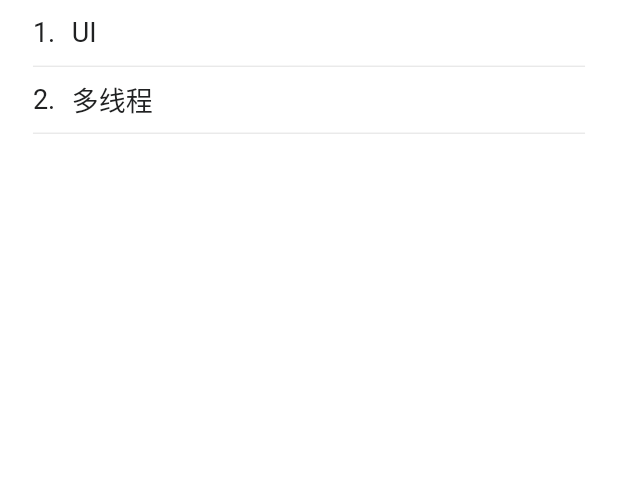
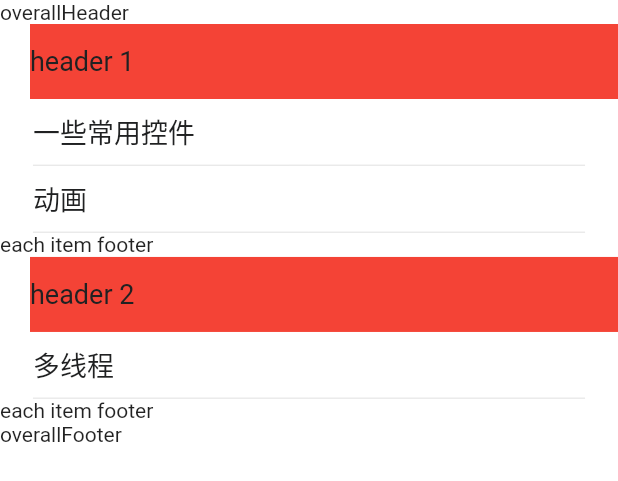
Before and after one commit to cocoonbud/TravelTrail, a Flutter app: the FlutterShowcase widget shown alone on an empty page, opened directly, on a phone screen of 412 x 824 dp. Shown: the top 481 px of the screen. Run offline on Flutter 3.47's test engine with Material 2 defaults, Android fonts, the phone set to English and light mode, and no system bars; drawn by our look-alikes of pull_to_refresh; our stand-ins replace cached_network_image, cookie_jar, dio, dio_cookie_manager, flutter_easyloading, flutter_markdown and 6 more; missing offline and left inert: markdown; accounts and stored records are empty; network calls fail.

Commit message:
add group_list

```diff
--- a/lib/common/entities/showcase.dart
+++ b/lib/common/entities/showcase.dart
@@ -1,19 +1,40 @@
 enum ShowcaseContentType {
   flutterUI,
+  flutterAnimation,
   flutterMultithreading,
 }
 
-class ShowcaseResponseEntity {
+class ShowcaseEntity {
+  String title;
+  List<ShowcaseItemEntity> item;
+
+  ShowcaseEntity({
+    required this.title,
+    required this.item,
+  });
+
+  factory ShowcaseEntity.fromJson(Map<String, dynamic> json) => ShowcaseEntity(
+        title: json["title"],
+        item: json["item"],
+      );
+
+  Map<String, dynamic> toJson() => {
+        "name": title,
+        "item": item,
+      };
+}
+
+class ShowcaseItemEntity {
   String name;
   ShowcaseContentType contentType;
 
-  ShowcaseResponseEntity({
+  ShowcaseItemEntity({
     required this.name,
     required this.contentType,
   });
 
-  factory ShowcaseResponseEntity.fromJson(Map<String, dynamic> json) =>
-      ShowcaseResponseEntity(
+  factory ShowcaseItemEntity.fromJson(Map<String, dynamic> json) =>
+      ShowcaseItemEntity(
         name: json["name"],
         contentType: json["contentType"],
       );
--- a/lib/common/middlewares/router_welcome.dart
+++ b/lib/common/middlewares/router_welcome.dart
@@ -1,11 +1,8 @@
 import 'package:flutter/material.dart';
 import 'package:trave_trall/common/routes/routes.dart';
-import 'package:trave_trall/common/services/storage.dart';
 import 'package:trave_trall/common/store/store.dart';
 
 import 'package:get/get.dart';
-
-import '../values/storage.dart';
 
 /// 第一次欢迎页面
 class RouteWelcomeMiddleware extends GetMiddleware {
@@ -17,8 +14,6 @@ class RouteWelcomeMiddleware extends GetMiddleware {
 
   @override
   RouteSettings? redirect(String? route) {
-    StorageService.to.setBool(STORAGE_DEVICE_FIRST_OPEN_KEY, true);
-
     if (ConfigStore.to.isFirstOpen == true) {
       return null;
     } else if (UserStore.to.isLogin == true) {
--- /dev/null
+++ b/lib/common/widgets/group_list.dart
@@ -0,0 +1,178 @@
+import 'package:flutter/material.dart';
+
+enum IndexPathType {
+  overallHeader,
+  overallFooter,
+  sectionHeader,
+  sectionFooter,
+  sectionSeparator,
+  row,
+  separator, //分割线
+  placeholder, //占位
+}
+
+class IndexPath {
+  final int section;
+  final int row;
+  final IndexPathType type;
+  IndexPath({required this.section, required this.row, required this.type});
+}
+
+typedef SectionSeparator = Widget Function(int section);
+
+typedef SeparatorAtIndexPath = Widget Function(IndexPath indexPath);
+
+typedef HeaderInSection = Widget Function(int section);
+
+typedef FooterInSection = Widget Function(int section);
+
+typedef CellForRowAtIndexPath = Widget Function(IndexPath indexPath);
+
+typedef NumberOfRowsInSection = int Function(int section);
+
+class ListViewGroupHandler extends StatefulWidget {
+  final int numberOfSections;
+
+  final NumberOfRowsInSection? numberOfRowsInSection;
+
+  final CellForRowAtIndexPath? cellForRowAtIndexPath;
+
+  final SeparatorAtIndexPath? separatorAtIndexPath;
+
+  final SectionSeparator? sectionSeparator;
+
+  final HeaderInSection? headerInSection;
+
+  final FooterInSection? footerInSection;
+
+  final Widget Function()? overallHeader;
+
+  final Widget Function()? overallFooter;
+
+  final Widget Function()? placeholder;
+
+  ListViewGroupHandler(
+      {Key? key,
+      this.numberOfSections = 1,
+      required this.numberOfRowsInSection,
+      required this.cellForRowAtIndexPath,
+      this.separatorAtIndexPath,
+      this.sectionSeparator,
+      this.headerInSection,
+      this.footerInSection,
+      this.overallHeader,
+      this.overallFooter,
+      this.placeholder})
+      : super(key: key);
+
+  @override
+  State<StatefulWidget> createState() => _ListViewGroupHandlerState();
+}
+
+class _ListViewGroupHandlerState extends State<ListViewGroupHandler> {
+  late List<IndexPath> _indexToIndexPathList;
+
+  @override
+  void initState() {
+    _indexToIndexPathList = [];
+    super.initState();
+  }
+
+  @override
+  Widget build(BuildContext context) {
+    _calIndexPath();
+
+    return SliverList(
+      delegate: SliverChildBuilderDelegate(
+        (content, index) => GestureDetector(
+          behavior: HitTestBehavior.opaque,
+          onTap: () {},
+          child: _itemBuilder(index),
+        ),
+        childCount: _indexToIndexPathList.length,
+      ),
+    );
+  }
+
+  void _calIndexPath() {
+    _indexToIndexPathList = [];
+    IndexPath indexPath;
+
+    // 先加入 overallHeader
+    if (widget.overallHeader != null) {
+      indexPath =
+          IndexPath(section: 0, row: 0, type: IndexPathType.overallHeader);
+      _indexToIndexPathList.add(indexPath);
+    }
+
+    int sectionCount = widget.numberOfSections;
+
+    for (int i = 0; i < sectionCount; i++) {
+      if (widget.headerInSection!(i) != null) {
+        indexPath =
+            IndexPath(section: i, row: 0, type: IndexPathType.sectionHeader);
+        _indexToIndexPathList.add(indexPath);
+      }
+
+      final int rows = widget.numberOfRowsInSection!(i);
+
+      for (int j = 0; j < rows; j++) {
+        //Add item
+        indexPath = IndexPath(section: i, row: j, type: IndexPathType.row);
+        _indexToIndexPathList.add(indexPath);
+
+        //Add separator
+        if (widget.separatorAtIndexPath != null) {
+          indexPath =
+              IndexPath(section: i, row: j, type: IndexPathType.separator);
+          _indexToIndexPathList.add(indexPath);
+        }
+      }
+
+      if (widget.footerInSection!(i) != null) {
+        indexPath =
+            IndexPath(section: i, row: 0, type: IndexPathType.sectionFooter);
+        _indexToIndexPathList.add(indexPath);
+      }
+
+      //Add section separator
+      if (widget.sectionSeparator != null) {
+        indexPath =
+            IndexPath(section: i, row: 0, type: IndexPathType.sectionSeparator);
+        _indexToIndexPathList.add(indexPath);
+      }
+    }
+
+    if (widget.overallFooter != null) {
+      indexPath =
+          IndexPath(section: 0, row: 0, type: IndexPathType.overallFooter);
+      _indexToIndexPathList.add(indexPath);
+    }
+  }
+
+  Widget _itemBuilder(int index) {
+    final IndexPath item = _indexToIndexPathList[index];
+
+    switch (item.type) {
+      case IndexPathType.overallHeader:
+        return widget.overallHeader!();
+      case IndexPathType.overallFooter:
+        return widget.overallFooter!();
+      case IndexPathType.sectionHeader:
+        return widget.headerInSection!(item.section);
+      case IndexPathType.sectionFooter:
+        return widget.footerInSection!(item.section);
+      case IndexPathType.sectionSeparator:
+        return widget.sectionSeparator!(item.section);
+      case IndexPathType.row:
+        return widget.cellForRowAtIndexPath!(item);
+      case IndexPathType.separator:
+        return widget.separatorAtIndexPath!(item);
+      case IndexPathType.placeholder:
+        return widget.placeholder!();
+      default:
+        break;
+    }
+    return Text('noting');
+  }
+}
--- a/lib/pages/frame/sign_in/controller.dart
+++ b/lib/pages/frame/sign_in/controller.dart
@@ -2,10 +2,12 @@ import 'package:flutter/material.dart';
 import 'package:trave_trall/common/apis/apis.dart';
 import 'package:trave_trall/common/entities/entities.dart';
 import 'package:trave_trall/common/routes/routes.dart';
+import 'package:trave_trall/common/services/storage.dart';
 import 'package:trave_trall/common/store/store.dart';
 import 'package:trave_trall/common/utils/utils.dart';
 import 'package:trave_trall/common/widgets/widgets.dart';
 import 'package:get/get.dart';
+import '../../../common/values/storage.dart';
 import '../privacy_dialog/view.dart';
 import 'index.dart';
 
@@ -69,8 +71,7 @@ class SignInController extends GetxController {
   void onReady() async {
     super.onReady();
 
-    // var isAgree = StorageService.to.getBool(STORAGE_AGREE_AGREEMENT);
-    var isAgree = false;
+    var isAgree = StorageService.to.getBool(STORAGE_AGREE_AGREEMENT);
 
     if (isAgree == false) {
       Get.dialog(PrivacyDialog());
--- a/lib/pages/my_first_list/state.dart
+++ b/lib/pages/my_first_list/state.dart
@@ -2,10 +2,16 @@ import 'package:trave_trall/common/entities/entities.dart';
 import 'package:get/get.dart';
 
 class MyFirstListState {
-  RxList<ShowcaseResponseEntity> showcaseList = <ShowcaseResponseEntity>[
-    ShowcaseResponseEntity(
-        name: "UI", contentType: ShowcaseContentType.flutterUI),
-    ShowcaseResponseEntity(
-        name: "多线程", contentType: ShowcaseContentType.flutterMultithreading),
+  RxList<ShowcaseEntity> showcaseList = <ShowcaseEntity>[
+    ShowcaseEntity(title: 'UI', item: <ShowcaseItemEntity>[
+      ShowcaseItemEntity(
+          name: "一些常用控件", contentType: ShowcaseContentType.flutterUI),
+      ShowcaseItemEntity(
+          name: "动画", contentType: ShowcaseContentType.flutterAnimation),
+    ]),
+    ShowcaseEntity(title: '多线程', item: <ShowcaseItemEntity>[
+      ShowcaseItemEntity(
+          name: "多线程", contentType: ShowcaseContentType.flutterMultithreading),
+    ]),
   ].obs;
 }
--- a/lib/pages/my_first_list/widgets/flutter_showcase.dart
+++ b/lib/pages/my_first_list/widgets/flutter_showcase.dart
@@ -2,7 +2,9 @@ import 'package:flutter/material.dart';
 import 'package:get/get.dart';
 import 'package:pull_to_refresh/pull_to_refresh.dart';
 import 'package:flutter_screenutil/flutter_screenutil.dart';
+import 'package:trave_trall/common/widgets/group_list.dart';
 
+import '../../../common/style/color.dart';
 import '../index.dart';
 import 'widgets.dart';
 
@@ -23,6 +25,7 @@ class _FlutterShowcaseState extends State<FlutterShowcase>
   @override
   Widget build(BuildContext context) {
     super.build(context);
+
     return GetX<MyFirstListController>(
       init: controller,
       builder: (controller) => SmartRefresher(
@@ -37,18 +40,39 @@ class _FlutterShowcaseState extends State<FlutterShowcase>
                 vertical: 0.w,
                 horizontal: 0.w,
               ),
-              sliver: SliverList(
-                delegate: SliverChildBuilderDelegate(
-                  (content, index) => GestureDetector(
-                    behavior: HitTestBehavior.opaque,
-                    onTap: () {
-                      controller.handleCellClicked(index);
-                    },
-                    child: flutterShowcaseCell(
-                        controller.state.showcaseList[index]),
+              sliver: ListViewGroupHandler(
+                numberOfSections: controller.state.showcaseList.length,
+                numberOfRowsInSection: (section) =>
+                    controller.state.showcaseList[section].item.length,
+                cellForRowAtIndexPath: (indexPath) => flutterShowcaseCell(
+                    controller.state.showcaseList[indexPath.section]
+                        .item[indexPath.row]),
+                headerInSection: (section) => Container(
+                  height: 50,
+                  color: Colors.red,
+                  margin: EdgeInsets.only(left: 20),
+                  child: Column(
+                    mainAxisAlignment: MainAxisAlignment.center,
+                    crossAxisAlignment: CrossAxisAlignment.start,
+                    children: [
+                      Text(
+                        'header ${section + 1}',
+                        style: TextStyle(
+                          fontSize: 18,
+                          color: AppColor.primaryText,
+                        ),
+                      ),
+                    ],
                   ),
-                  childCount: controller.state.showcaseList.length,
                 ),
+                overallHeader: () => Text('overallHeader'),
+                overallFooter: () => Text('overallFooter'),
+                footerInSection: (section) => Text('each item footer'),
+                placeholder: () {
+                  return Center(
+                    child: Text("啥也没得"),
+                  );
+                },
               ),
             ),
           ],
--- a/lib/pages/my_first_list/widgets/flutter_showcase_cell.dart
+++ b/lib/pages/my_first_list/widgets/flutter_showcase_cell.dart
@@ -3,7 +3,9 @@ import 'package:trave_trall/common/entities/entities.dart';
 import 'package:trave_trall/common/style/style.dart';
 import 'package:flutter_screenutil/flutter_screenutil.dart';
 
-Widget flutterShowcaseCell(ShowcaseResponseEntity item) {
+Widget flutterShowcaseCell(
+  ShowcaseItemEntity item,
+) {
   return Container(
     height: 44.h,
     padding: EdgeInsets.only(left: 20.w, right: 20.w),
@@ -15,16 +17,6 @@ Widget flutterShowcaseCell(ShowcaseResponseEntity item) {
             mainAxisAlignment: MainAxisAlignment.start,
             crossAxisAlignment: CrossAxisAlignment.center,
             children: <Widget>[
-              Text(
-                (item.contentType.index + 1).toString() + '.',
-                style: TextStyle(
-                  fontSize: 18,
-                  color: AppColor.primaryText,
-                ),
-              ),
-              SizedBox(
-                width: 10.w,
-              ),
               Text(
                 item.name,
                 style: TextStyle(
```
Also changed, not shown: lib/pages/my_first_list/controller.dart (+7 -4 lines).
